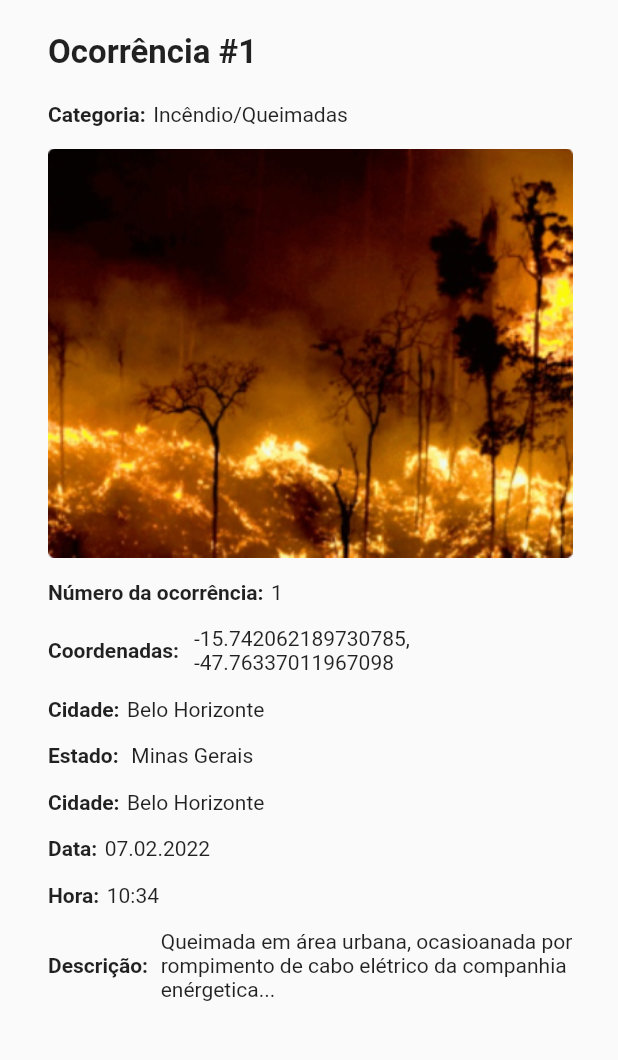
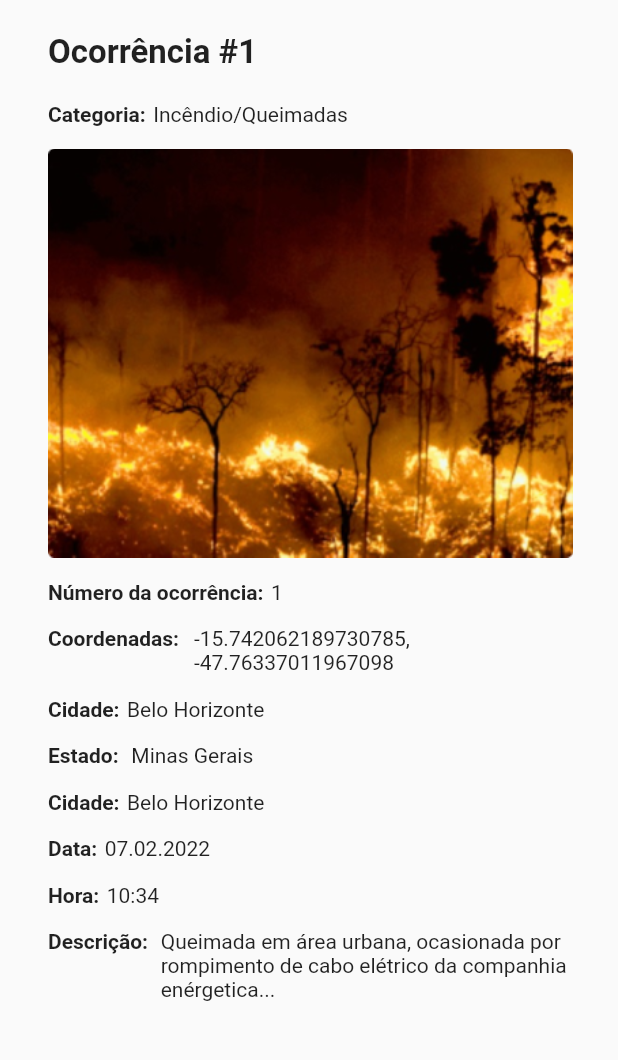
Before and after one commit to ItaloCovas/VerdePerto, a Flutter app: the RegisterDetailsPage screen opened directly, on a phone screen of 412 x 824 dp, the part 54-1114 px from its top. Run offline on Flutter 3.47's test engine with Material 2 defaults, Android fonts, the phone set to English and light mode, and no system bars; our stand-ins replace flutter_mobx, get_it, image_picker, mobx; generated files the repository leaves out were written again; Roboto replaces fonts that are missing (Poppins).

Commit message:
Alinhamento dos textos

```diff
--- a/lib/pages/registerdetails_page.dart
+++ b/lib/pages/registerdetails_page.dart
@@ -29,10 +29,10 @@ class _RegisterDetailsPageState extends State<RegisterDetailsPage> {
                       onPressed: () {
                         Navigator.pushReplacement(context,
                             MaterialPageRoute(builder: (context) {
-                          return HomePage();
+                          return const HomePage();
                         }));
                       },
-                      icon: Icon(
+                      icon: const Icon(
                         Icons.close_rounded,
                         size: 30,
                       ))
@@ -46,15 +46,15 @@ class _RegisterDetailsPageState extends State<RegisterDetailsPage> {
                 mainAxisAlignment: MainAxisAlignment.start,
                 mainAxisSize: MainAxisSize.min,
                 children: [
-                  SizedBox(
+                  const SizedBox(
                     height: 10,
                   ),
-                  Text(
+                  const Text(
                     'Ocorrência #1',
                     style: TextStyle(fontWeight: FontWeight.w700, fontSize: 22),
                     textAlign: TextAlign.start,
                   ),
-                  SizedBox(
+                  const SizedBox(
                     height: 20,
                   ),
                   Row(
@@ -73,11 +73,11 @@ class _RegisterDetailsPageState extends State<RegisterDetailsPage> {
                       ),
                     ],
                   ),
-                  SizedBox(
+                  const SizedBox(
                     height: 15,
                   ),
                   Image.asset('assets/images/queimada.png'),
-                  SizedBox(
+                  const SizedBox(
                     height: 15,
                   ),
                   Row(
@@ -96,10 +96,11 @@ class _RegisterDetailsPageState extends State<RegisterDetailsPage> {
                       )
                     ],
                   ),
-                  SizedBox(
+                  const SizedBox(
                     height: 15,
                   ),
                   Row(
+                    crossAxisAlignment: CrossAxisAlignment.start,
                     children: const [
                       Flexible(
                         flex: 5,
@@ -121,7 +122,7 @@ class _RegisterDetailsPageState extends State<RegisterDetailsPage> {
                       ),
                     ],
                   ),
-                  SizedBox(
+                  const SizedBox(
                     height: 15,
                   ),
                   Row(
@@ -140,7 +141,7 @@ class _RegisterDetailsPageState extends State<RegisterDetailsPage> {
                       ),
                     ],
                   ),
-                  SizedBox(
+                  const SizedBox(
                     height: 15,
                   ),
                   Row(
@@ -159,7 +160,7 @@ class _RegisterDetailsPageState extends State<RegisterDetailsPage> {
                       ),
                     ],
                   ),
-                  SizedBox(
+                  const SizedBox(
                     height: 15,
                   ),
                   Row(
@@ -178,7 +179,7 @@ class _RegisterDetailsPageState extends State<RegisterDetailsPage> {
                       ),
                     ],
                   ),
-                  SizedBox(
+                  const SizedBox(
                     height: 15,
                   ),
                   Row(
@@ -197,7 +198,7 @@ class _RegisterDetailsPageState extends State<RegisterDetailsPage> {
                       ),
                     ],
                   ),
-                  SizedBox(
+                  const SizedBox(
                     height: 15,
                   ),
                   Row(
@@ -216,15 +217,19 @@ class _RegisterDetailsPageState extends State<RegisterDetailsPage> {
                       ),
                     ],
                   ),
-                  SizedBox(
+                  const SizedBox(
                     height: 15,
                   ),
                   Row(
+                    crossAxisAlignment: CrossAxisAlignment.start,
                     children: const [
                       Text(
                         'Descrição: ',
                         style: TextStyle(
-                            fontWeight: FontWeight.w700, fontSize: 14),
+                          fontWeight: FontWeight.w700,
+                          fontSize: 14,
+                        ),
+                        textAlign: TextAlign.start,
                       ),
                       SizedBox(
                         width: 5,
@@ -232,13 +237,14 @@ class _RegisterDetailsPageState extends State<RegisterDetailsPage> {
                       Expanded(
                         flex: 6,
                         child: Text(
-                          'Queimada em área urbana, ocasioanada por rompimento de cabo elétrico da companhia enérgetica...',
+                          'Queimada em área urbana, ocasionada por rompimento de cabo elétrico da companhia enérgetica...',
                           style: TextStyle(fontSize: 14),
+                          textAlign: TextAlign.left,
                         ),
                       ),
                     ],
                   ),
-                  SizedBox(
+                  const SizedBox(
                     height: 15,
                   ),
                 ],
--- a/lib/pages/splashscreen_page.dart
+++ b/lib/pages/splashscreen_page.dart
@@ -1,4 +1,6 @@
 import 'package:flutter/material.dart';
+import 'package:verde_perto/pages/registerdetails_page.dart';
+import 'package:verde_perto/pages/reports_page.dart';
 import 'package:verde_perto/theme/theme.dart';
 import 'package:verde_perto/widgets/navigation_home.dart';
 
@@ -17,7 +19,7 @@ class _SplashScreenPageState extends State<SplashScreenPage> {
     super.initState();
     Future.delayed(Duration(seconds: splashScreenTime), () async {
       Navigator.pushReplacement(context, MaterialPageRoute(builder: (context) {
-        return const NavigationHome();
+        return const RegisterDetailsPage();
       }));
     });
   }
```
